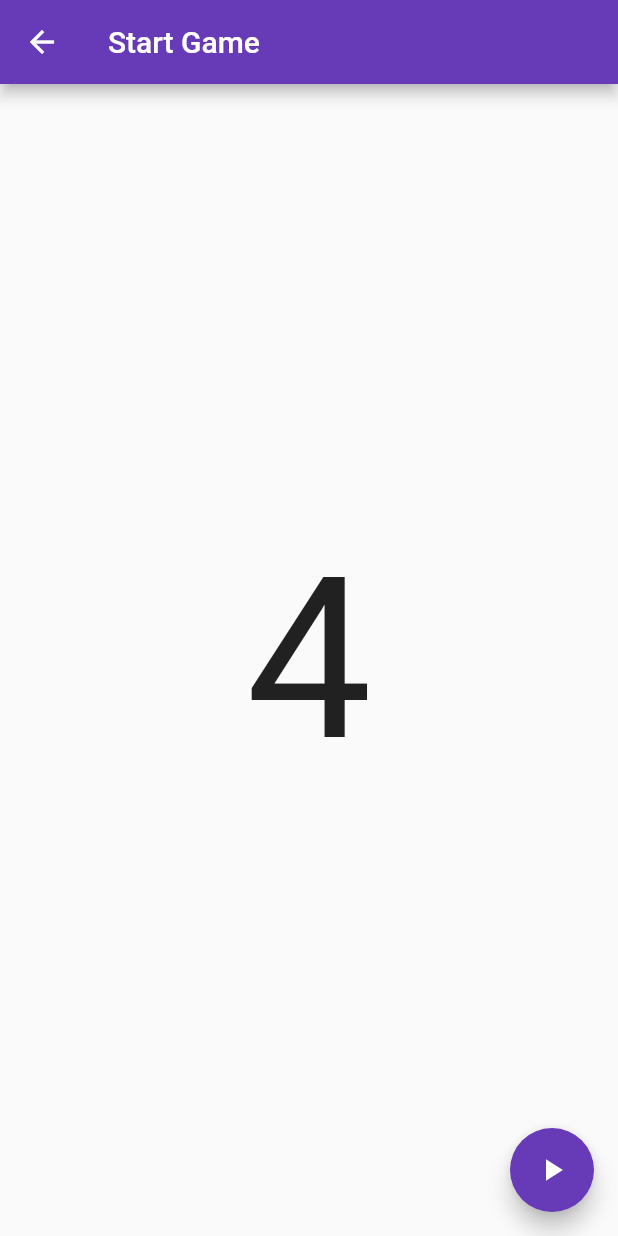
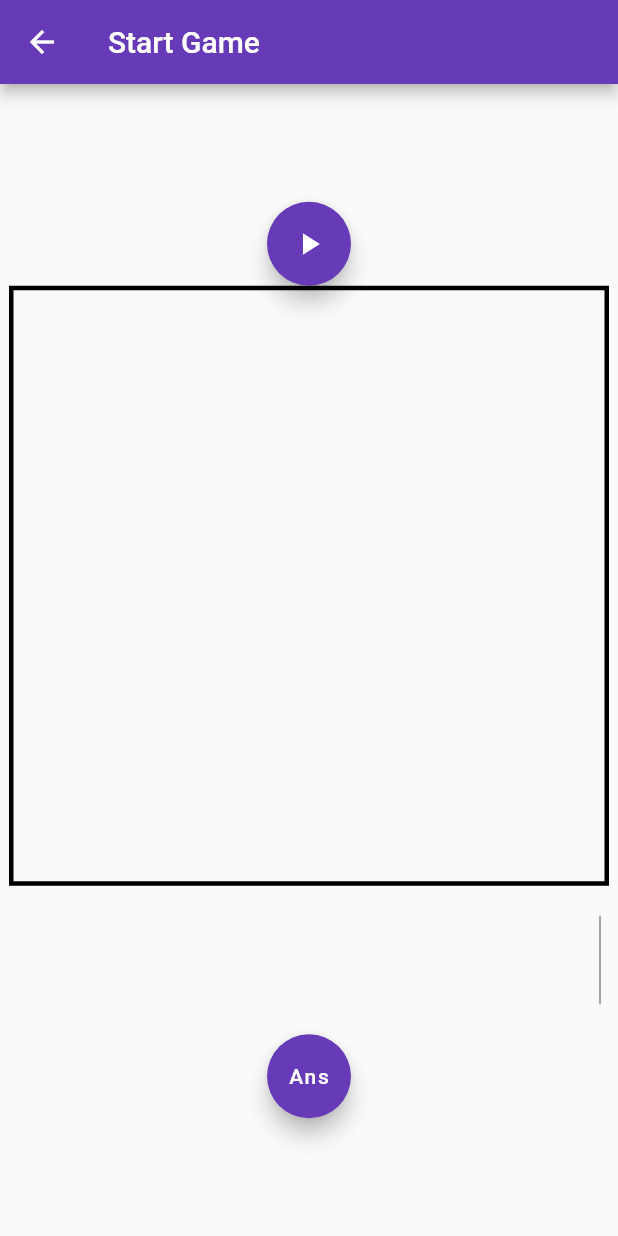
Before and after one commit to zEttOn86/flutter-flash-anzan, a Flutter app: the screen it shows after launch, after a tap on "Level 1", on a phone screen of 412 x 824 dp. Run offline on Flutter 3.47's test engine with Material 2 defaults, Android fonts, the light colour scheme and no system bars.

Commit message:
[2022/03/13] init commit

```diff
--- a/lib/main.dart
+++ b/lib/main.dart
@@ -1,8 +1,19 @@
 import 'package:flutter/material.dart';
+import 'dart:math';
+import 'dart:async';
+import 'package:flutter/services.dart';
+
+// TODO: OKの場合、〇を表示、NGの場合、×を表示
+// TODO: 数字だけ入力可能
+const int SENTINEL = 0xFFFF;
+const int MAX_NUMBERS = 10;
+const int SHOW_OK = 0xFFFE;
+const int SHOW_NG = 0xFFFD;
 
 void main() {
   runApp(const MyApp());
 }
+
 
 class MyApp extends StatelessWidget {
   const MyApp({Key? key}) : super(key: key);
@@ -12,6 +23,7 @@ class MyApp extends StatelessWidget {
   Widget build(BuildContext context) {
     return MaterialApp(
       title: 'フラッシュ暗算',
+      debugShowCheckedModeBanner: false,
       theme: ThemeData(
         primarySwatch: Colors.deepPurple,
       ),
@@ -53,7 +65,9 @@ class _MyHomePageState extends State<MyHomePage> {
               onTap: () async {
                 await Navigator.of(context).push(
                   MaterialPageRoute(builder: (context){
-                    return FlushPage();
+                    return FlushPage(
+                      level: index,
+                    );
                   }),
                 );
               },
@@ -66,21 +80,45 @@ class _MyHomePageState extends State<MyHomePage> {
 }
 
 class FlushPage extends StatefulWidget {
+  FlushPage({Key? key, required this.level}) : super(key: key);
+  final int level;
+
   @override
   State<FlushPage> createState() => _FlushPageState();
 }
 
 class _FlushPageState extends State<FlushPage>  with TickerProviderStateMixin {
-  late AnimationController _controller;
-  static const int kStartValue = 4;
+  // https://api.flutter.dev/flutter/animation/AnimationController-class.html
+  List<int> _numbers = [];
+  final int max_numbers = MAX_NUMBERS; // max length of _numbers.
+  int _index = SENTINEL;
+  bool _isFirst = true;
+  String _ans = "";
+  int _res = 0;
+  bool isEnabled = false;
+
+  void generate_numbers() {
+    setState(() {
+      for(int i = 0; i < max_numbers; i++)
+      {
+        int num = Random().nextInt(pow(10, widget.level+1).toInt());
+        _res += num;
+        _numbers.add(num);
+      }
+      print("_res:${_res}");
+    });
+
+  }
 
   @override
   void initState() {
     super.initState();
-    _controller = AnimationController(
-      vsync: this,
-      duration: Duration(seconds: kStartValue),
-    );
+    generate_numbers();
+  }
+
+  @override
+  void dispose() {
+    super.dispose();
   }
 
   @override
@@ -89,34 +127,152 @@ class _FlushPageState extends State<FlushPage>  with TickerProviderStateMixin {
       appBar: AppBar(
         title: Text('Start Game'),
       ),
-      floatingActionButton: new FloatingActionButton(
-        child: new Icon(Icons.play_arrow),
-        onPressed: () => _controller.forward(from: 0.0),
+      body: Center(
+        child: Column(
+          mainAxisAlignment: MainAxisAlignment.center,
+          children: <Widget>[
+            Row(
+              mainAxisAlignment: MainAxisAlignment.center,
+              children: [
+                FloatingActionButton(
+                  child: Icon(Icons.play_arrow),
+                  onPressed: () => {
+                    // TODO: Timer dispose
+                    Timer.periodic(
+                      Duration(seconds: 1),
+                      (Timer timer){
+                        setState(() {
+                          if (_index==SENTINEL && _isFirst){
+                            _isFirst = false;
+                            _index = 0;
+                          }
+                          else if(_index >= 0 && _index < max_numbers - 1) {
+                            _index += 1;
+                          }
+                          else {
+                            _index = SENTINEL;
+                            isEnabled = true;
+                            timer.cancel();
+                          }
+                          print("_index: ${_index}");
+                        });
+                      },
                     ),
-      body: Container(
-        child: Center(
-          child: Countdown(
-            animation: StepTween(
-              begin: kStartValue,
-              end: 0,
-            ).animate(_controller),
+                  },
+                  heroTag: "hero1",
                 ),
+                // FloatingActionButton(
+                //   child: Icon(Icons.refresh),
+                //   onPressed: ()=>{
+                //     setState((){
+                //       _isFirst = true;
+                //     })
+                //   },
+                //   heroTag: "hero2",
+                // ),
+              ],
+            ),
+            Container(
+              padding: EdgeInsets.all(5.0),
+              width:400,
+              height: 400,
+              decoration: BoxDecoration(
+                border: Border(
+                  left: BorderSide(
+                    // color: Theme.of(context).indicatorColor,
+                    width: 3,
+                  ),
+                  top: BorderSide(
+                    // color: Theme.of(context).indicatorColor,
+                    width: 3,
+                  ),
+                  right: BorderSide(
+                    // color: Theme.of(context).indicatorColor,
+                    width: 3,
+                  ),
+                  bottom: BorderSide(
+                    // color: Theme.of(context).indicatorColor,
+                    width: 3,
+                  ),
+                ),
+              ),
+              child:Center(
+                child: IntNumbersRenderer(
+                  num_list: _numbers,
+                  index: _index,
+                ),
+              ),
+            ),
+            SizedBox(height: 20.0,),
+            Container(
+              padding: EdgeInsets.fromLTRB(400, 0, 400, 0),
+              child:TextField(
+                enabled: isEnabled,
+                textAlign: TextAlign.center,
+                decoration: InputDecoration(
+                  border: OutlineInputBorder(),
+                  hintText: "Enter result of FLASH ANZAN",
+                ),
+                keyboardType: TextInputType.number,
+                inputFormatters: [FilteringTextInputFormatter.digitsOnly],
+                onChanged: (String text) {
+                  setState(() {
+                    _ans = text;
+                  });
+                },
+              ),
+            ),
+            SizedBox(height: 20.0,),
+            Container(
+              child:FloatingActionButton(
+                child: Text("Ans"),
+                onPressed: ()=>{
+                  setState((){
+                    if(_ans == _res.toString()){
+                      _index = SHOW_OK;
+                      print("OK");
+                    }
+                    else {
+                      _index = SHOW_NG;
+                      print("NG");
+                    }
+                  })
+                },
+                heroTag: "hero3",
+              ),
+            )
+          ],
         ),
       ),
     );
   }
 }
 
-class Countdown extends AnimatedWidget {
-  Countdown({ Key? key, required Animation<int> animation}) : super(key:key, listenable: animation);
-  // late Animation<int> _animation;
-
+class IntNumbersRenderer extends StatelessWidget {
+  IntNumbersRenderer({Key? key, required this.num_list, required this.index}):super(key:key);
+  late List<int> num_list;
+  late int index;
   @override
-  Widget build(BuildContext context){
-    final animation = listenable as Animation<int>;
+  Widget build(BuildContext context) {
+      print(index);
+      if (index == SENTINEL)
+      {
+        return Text("");
+      }
+      else if(index == SHOW_OK)
+      {
+        return Icon(Icons.circle_outlined, color: Colors.red, size: 150.0,);
+      }
+      else if(index == SHOW_NG)
+      {
+        return Icon(Icons.clear, color: Colors.black, size: 150.0,);
+      }
+      else
+      {
         return Text(
-      animation.value.toString(),
+          num_list[index].toString(),
           style: TextStyle(fontSize: 150.0),
         );
       }
     }
+}
```
Lines whose indentation alone changed are shown as unchanged.
